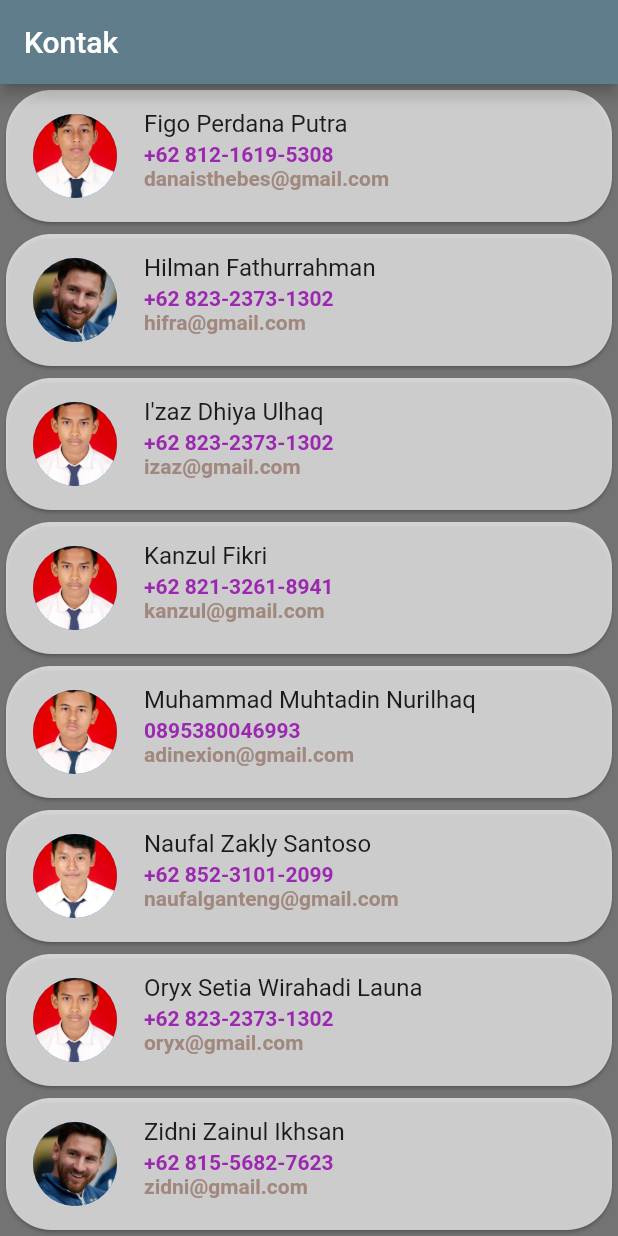
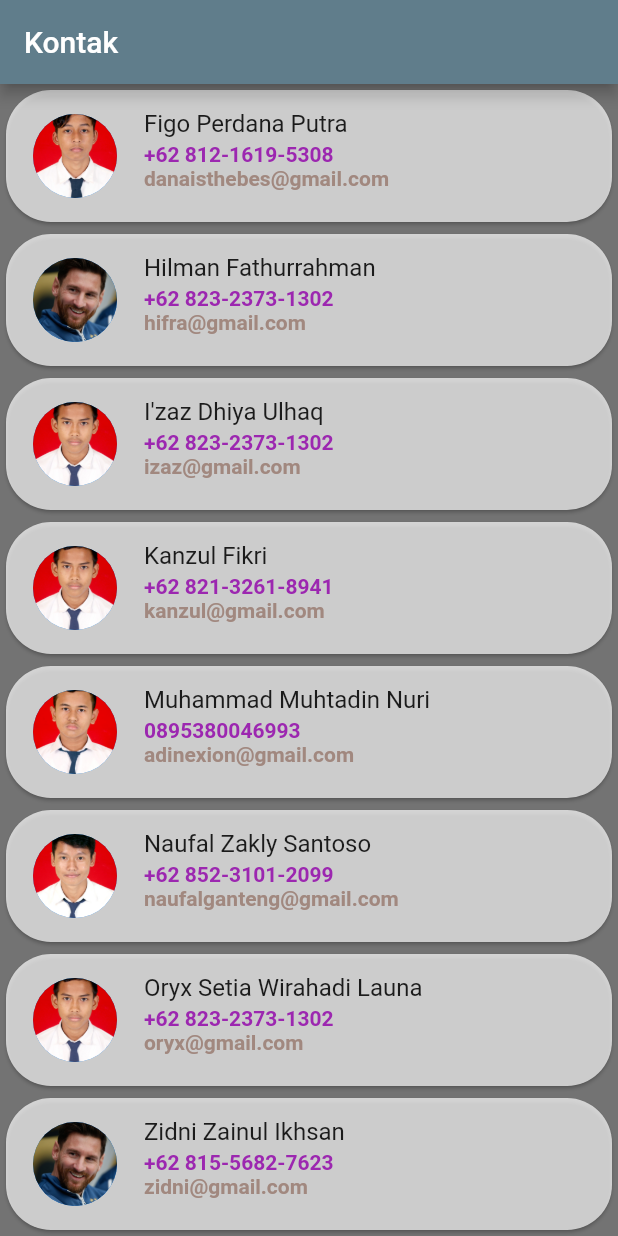
Before and after one commit to adinwirog/-tugas-01_192410102031_C-, a Flutter app: the screen it shows after launch, scrolled down 384 dp, on a phone screen of 412 x 824 dp. Run offline on Flutter 3.47's test engine with Material 2 defaults, Android fonts, the phone set to English and light mode, and no system bars.

Commit message:
test wkwkwkwkw

```diff
--- a/lib/main.dart
+++ b/lib/main.dart
@@ -43,7 +43,7 @@ class Kontak extends StatelessWidget {
 class Konten extends StatelessWidget {
   List<Map<String, dynamic>> daftar = [
     {
-      'nama': 'Muhammad Muhtadin Nurilhaq',
+      'nama': 'Muhammad Muhtadin Nuri',
       'email': 'adinexion@gmail.com',
       'nohp': '0895380046993',
       'foto': 'IMG_0304.jpg',
```
